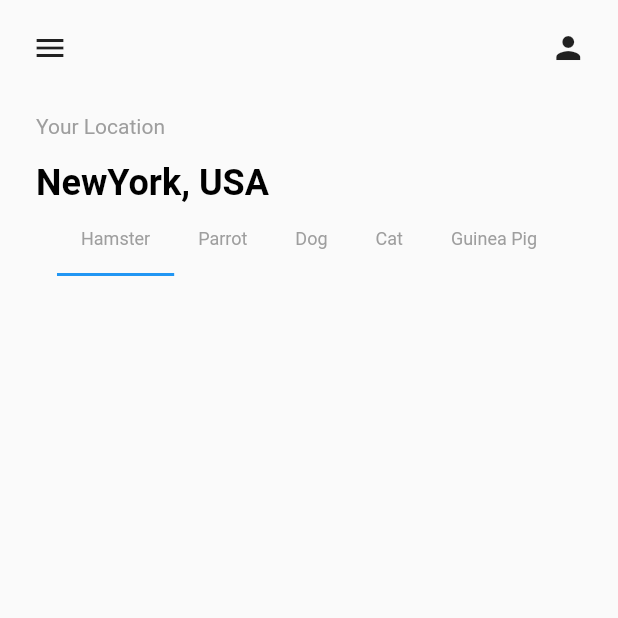
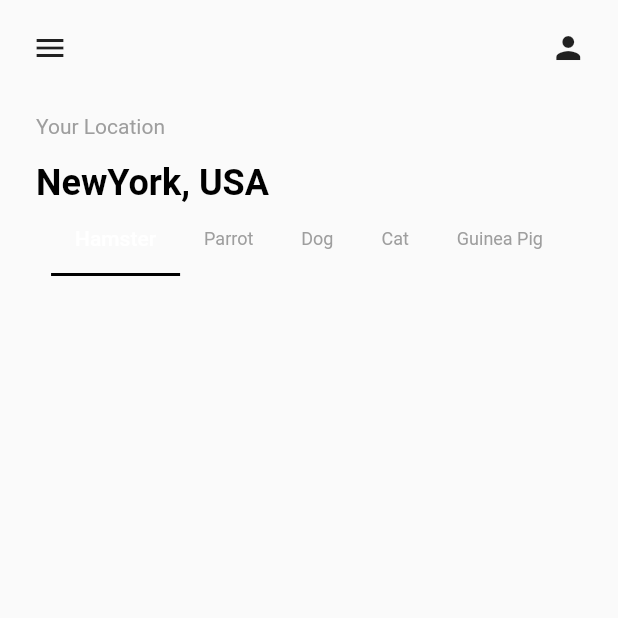
Before and after one commit to EhsanTgv/PetAdoption_Demo, a Flutter app: the screen it shows after launch, on a phone screen of 412 x 824 dp, the top half of it. Run offline on Flutter 3.47's test engine with Material 2 defaults, Android fonts, the phone set to English and light mode, and no system bars.

Commit message:
HomePage set unselected tab style

```diff
--- a/lib/screens/home_screen.dart
+++ b/lib/screens/home_screen.dart
@@ -69,6 +69,13 @@ class _HomePageState extends State<HomePage> {
       length: 5,
       child: TabBar(
         isScrollable: true,
+        unselectedLabelColor: Colors.grey,
+        unselectedLabelStyle: TextStyle(
+          fontWeight: FontWeight.normal,
+          fontSize: 12,
+          color: Colors.black,
+        ),
+        indicatorColor: Colors.black,
         tabs: <Widget>[
           tabItemWidget("Hamster"),
           tabItemWidget("Parrot"),
@@ -84,11 +91,6 @@ class _HomePageState extends State<HomePage> {
     return Tab(
       child: Text(
         name,
-        style: TextStyle(
-          fontWeight: FontWeight.normal,
-          fontSize: 12,
-          color: Colors.grey,
-        ),
       ),
     );
   }
```
